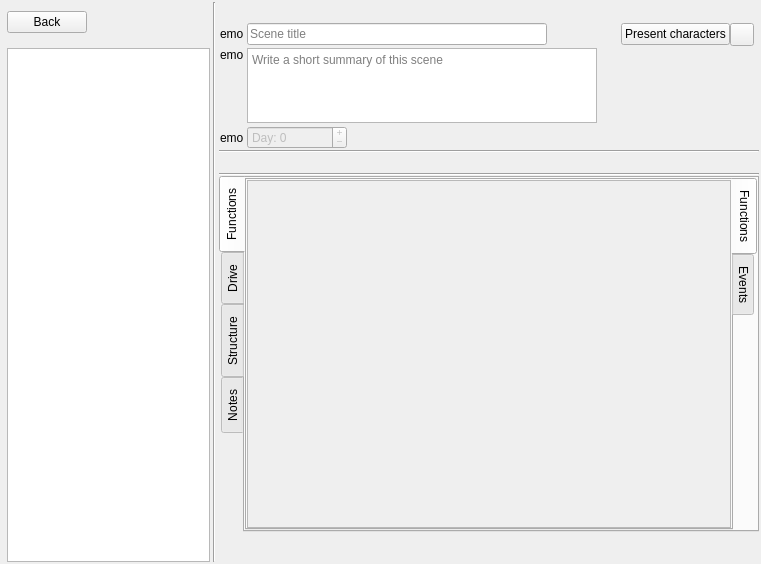
This is ui/scene_editor.ui in zkovari/plotlyst as Qt 5 draws it before an edit. The edited form follows.
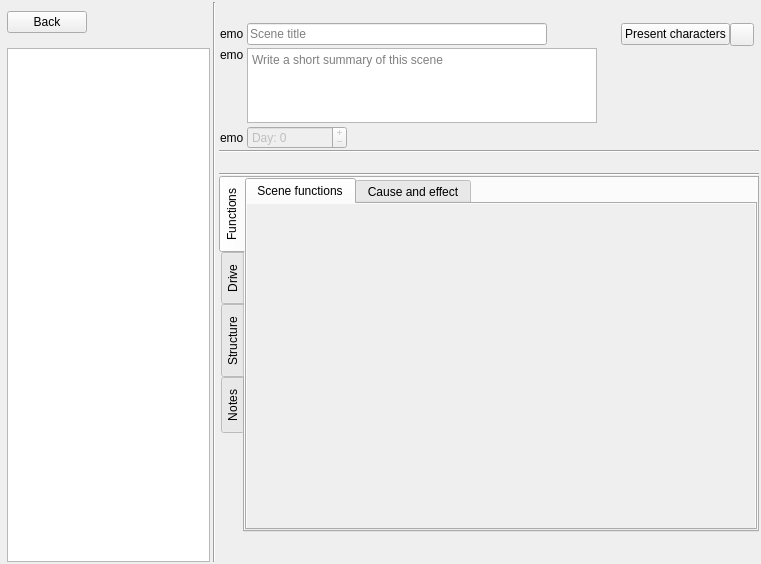
This is the edited form. The open tabs and pages were chosen to show the change. Custom widgets are drawn as their Qt base class.

Commit message: set tab icons

Diff of the .ui file:
```diff
--- a/ui/scene_editor.ui
+++ b/ui/scene_editor.ui
@@ -601,7 +601,7 @@
              <item>
               <widget class="QTabWidget" name="tabWidget_2">
                <property name="tabPosition">
-                <enum>QTabWidget::East</enum>
+                <enum>QTabWidget::North</enum>
                </property>
                <property name="currentIndex">
                 <number>0</number>
@@ -614,7 +614,7 @@
                  <bool>true</bool>
                 </property>
                 <attribute name="title">
-                 <string>Functions</string>
+                 <string>Scene functions</string>
                 </attribute>
                 <layout class="QVBoxLayout" name="verticalLayout_9">
                  <property name="spacing">
@@ -631,6 +631,9 @@
                  </property>
                  <item>
                   <widget class="QScrollArea" name="scrollArea">
+                   <property name="frameShape">
+                    <enum>QFrame::NoFrame</enum>
+                   </property>
                    <property name="widgetResizable">
                     <bool>true</bool>
                    </property>
@@ -639,8 +642,8 @@
                      <rect>
                       <x>0</x>
                       <y>0</y>
-                      <width>525</width>
-                      <height>340</height>
+                      <width>551</width>
+                      <height>318</height>
                      </rect>
                     </property>
                     <property name="relaxed-white-bg" stdset="0">
@@ -673,7 +676,7 @@
                  <bool>true</bool>
                 </property>
                 <attribute name="title">
-                 <string>Events</string>
+                 <string>Cause and effect</string>
                 </attribute>
                 <layout class="QVBoxLayout" name="verticalLayout_18">
                  <property name="spacing">
```
Left out of the diff: 4 changed lines with no effect on the pictures. The commit also changes 1 other file.
